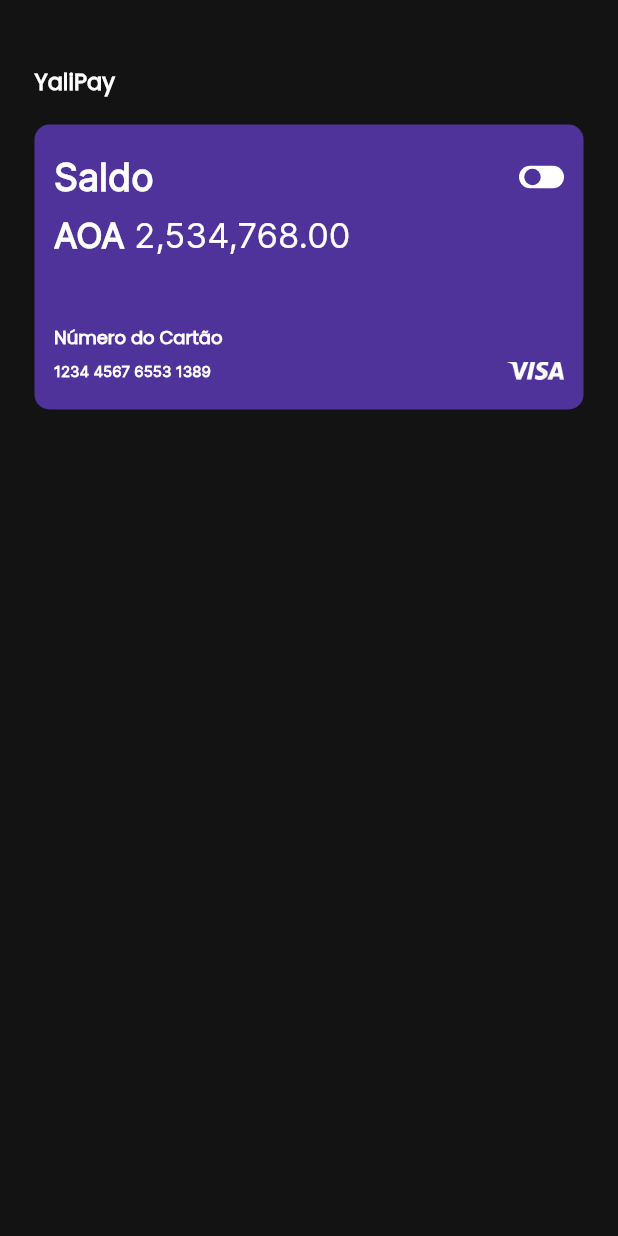
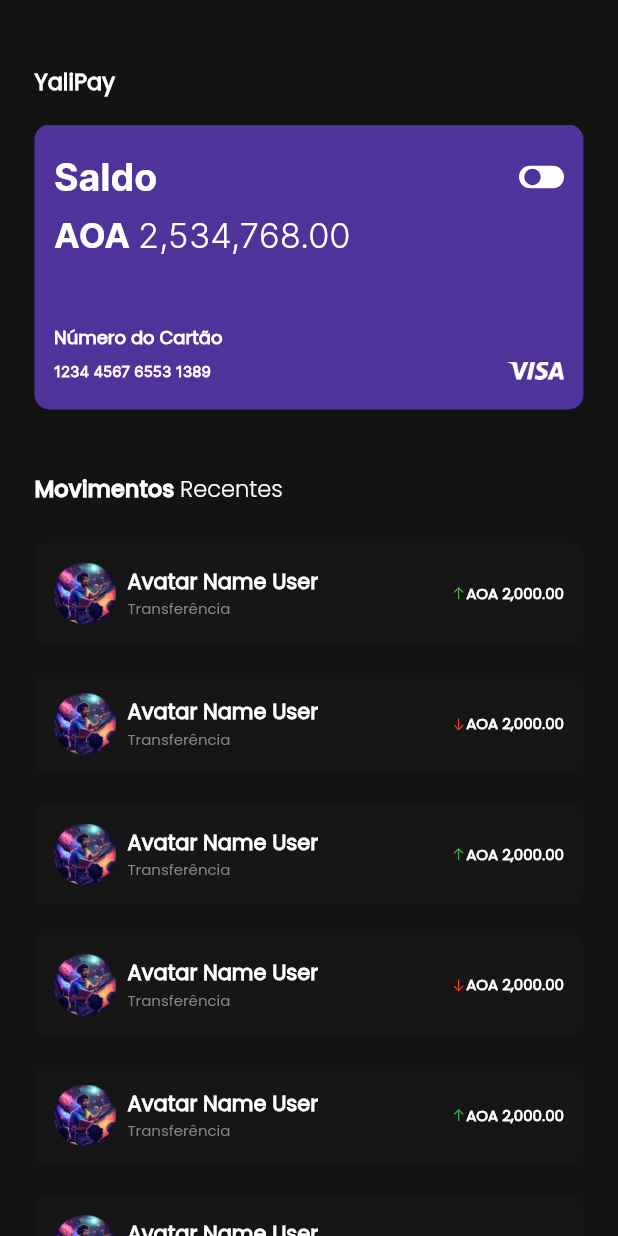
Before and after one commit to The-open-source-week/Yalipay-mobile, a Flutter app: the HomeView screen opened directly, on a phone screen of 412 x 824 dp. Run offline on Flutter 3.47's test engine with Material 2 defaults, Android fonts, the phone set to English and light mode, and no system bars.

Commit message:
Home page

```diff
--- a/lib/src/utils/consts_utils.dart
+++ b/lib/src/utils/consts_utils.dart
@@ -14,9 +14,12 @@ const transferWhiteIcon = "assets/imgs/icons/transfer-white.png";
 const visaIcon          = "assets/imgs/icons/visa.png";
 
 // FONTS
-const fontPoppins       = "poppins";
-const fontPoppinsMedium = "poppins-medium";
-const fontInter         = "inter";
+const fontPoppins            = "poppins";
+const fontPoppinsMedium      = "poppins-medium";
+const fontPoppinsLight       = "poppins-light";
+const fontInter              = "inter";
+const fontInterLight         = "inter-light";
+const fontInterBold          = "inter-bold";
 
 // COLORS
 const colorYellow  = Color(0xffFCEE21);
--- a/lib/src/views/components/credit_card_component.dart
+++ b/lib/src/views/components/credit_card_component.dart
@@ -37,9 +37,9 @@ class _CreditCardComponentState extends State<CreditCardComponent> {
                 "Saldo",
                 style: TextStyle(
                   color: Colors.white,
-                  fontWeight: FontWeight.bold,
+                  fontWeight: FontWeight.w100,
                   fontSize: 25,
-                  fontFamily: fontInter
+                  fontFamily: fontInterBold
                 ),
               ),
 
@@ -80,9 +80,9 @@ class _CreditCardComponentState extends State<CreditCardComponent> {
                 "AOA ",
                 style: TextStyle(
                   color: Colors.white,
-                  fontWeight: FontWeight.bold,
+                  fontWeight: FontWeight.w100,
                   fontSize: 23,
-                  fontFamily: fontInter
+                  fontFamily: fontInterBold
                 ),
               ),
 
@@ -91,9 +91,8 @@ class _CreditCardComponentState extends State<CreditCardComponent> {
                 "2,534,768.00",
                 style: TextStyle(
                   color: Colors.white,
-                  fontWeight: FontWeight.w100,
                   fontSize: 23,
-                  fontFamily: fontInter
+                  fontFamily: fontInterLight
                 ),
               )
             ],
--- /dev/null
+++ b/lib/src/views/home_view/component/movement_component.dart
@@ -0,0 +1,79 @@
+import 'package:flutter/cupertino.dart';
+import 'package:flutter/material.dart';
+import 'package:yalipay/src/utils/consts_utils.dart';
+
+class MovementComponent extends StatelessWidget {
+  final bool isDebit;
+  const MovementComponent({super.key, required this.isDebit});
+
+  @override
+  Widget build(BuildContext context) {
+    return Container(
+      height: 67,
+      width: double.infinity,
+      padding: const EdgeInsets.symmetric(
+        horizontal: 13,
+        vertical: 10
+      ),
+      margin: const EdgeInsets.only(
+        bottom: 20
+      ),
+      decoration: BoxDecoration(
+        color: const Color(0xff161616),
+        borderRadius: BorderRadius.circular(7)
+      ),
+      child: Row(
+        children: [
+          Image.asset(
+            avatarImage,
+            height: 41,
+            width: 41,
+          ),
+
+          const SizedBox(width: 8,),
+
+          Column(
+            mainAxisAlignment: MainAxisAlignment.center,
+            crossAxisAlignment: CrossAxisAlignment.start,
+            children: const [
+              Text(
+                "Avatar Name User",
+                style: TextStyle(
+                  fontWeight: FontWeight.w600,
+                  color: Colors.white,
+                  fontSize: 14
+                ),
+              ),
+
+              Text(
+                "Transferência ",
+                style: TextStyle(
+                  fontWeight: FontWeight.w400,
+                  color: Color(0xff858585),
+                  fontSize: 10
+                ),
+              )
+            ],
+          ),
+
+          const Spacer(),
+
+          Icon(
+            isDebit ? CupertinoIcons.arrow_down : CupertinoIcons.arrow_up,
+            color: isDebit ? Colors.red : Colors.green,
+            size: 10,
+          ),
+
+          const Text(
+            "AOA 2,000.00",
+            style: TextStyle(
+              color: Colors.white,
+              fontSize: 10,
+              fontWeight: FontWeight.w600
+            ),
+          )
+        ],
+      ),
+    );
+  }
+}
--- a/lib/src/views/home_view/home_view.dart
+++ b/lib/src/views/home_view/home_view.dart
@@ -4,6 +4,7 @@ import 'package:flutter/material.dart';
 import 'package:yalipay/src/utils/consts_utils.dart';
 import 'package:yalipay/src/utils/size_device_util.dart';
 import 'package:yalipay/src/views/components/credit_card_component.dart';
+import 'package:yalipay/src/views/home_view/component/movement_component.dart';
 
 class HomeView extends StatefulWidget {
   const HomeView({super.key});
@@ -13,23 +14,49 @@ class HomeView extends StatefulWidget {
 }
 
 class _HomeViewState extends State<HomeView> {
+
+  final scrollController = ScrollController();
+  bool showShadowAppBar = false;
+
+  @override
+  void initState() {
+
+    scrollController.addListener(() {
+      setState(() => showShadowAppBar = scrollController.offset > 4);
+    });
+
+    super.initState();
+  }
+
   @override
   Widget build(BuildContext context) {
     return Scaffold(
       body: SafeArea(
-        child: Container(
+        child: SizedBox(
           height: context.sizeDevice.height,
           width: context.sizeDevice.width,
-          padding: const EdgeInsets.symmetric(
-            vertical: 43,
-            horizontal: 23
-          ),
           child: Column(
             children: [
+
+              const SizedBox(height: 43,),
+
               Container(
                 height: 40,
+                padding: const EdgeInsets.symmetric(
+                  horizontal: 23
+                ),
                 width: double.infinity,
-                color: colorBlackBG,
+
+                decoration:  BoxDecoration(
+                  color: colorBlackBG,
+                  boxShadow: showShadowAppBar ? const [
+                    BoxShadow(
+                      color: Color(0xFF000000),
+                      offset: Offset(0.0, 5.0),
+                      blurRadius: 5
+                    )
+                  ] : null
+                ),
                 child: const Text(
                   "YaliPay",
                   style: TextStyle(
@@ -41,11 +68,50 @@ class _HomeViewState extends State<HomeView> {
 
               Expanded(
                 child: ListView(
-                  padding: EdgeInsets.zero,
-                  children: const [
+                  controller: scrollController,
+                  padding: const EdgeInsets.symmetric(
+                    horizontal: 23
+                  ),
+                  children: [
 
-                    CreditCardComponent()
+                    const CreditCardComponent(),
 
+                    const SizedBox(height: 41,),
+
+                    Row(
+                      children: const [
+
+                        Text(
+                          "Movimentos ",
+                          style: TextStyle(
+                            fontWeight: FontWeight.w700,
+                            fontSize: 15,
+                            fontFamily: fontPoppinsMedium,
+                            color: Colors.white
+                          ),
+                        ),
+
+                        Text(
+                          "Recentes",
+                          style: TextStyle(
+                            fontWeight: FontWeight.w100,
+                            fontSize: 15,
+                            color: Colors.white,
+                            fontFamily: fontPoppinsLight
+                          ),
+                        )
+                      ],
+                    ),
+
+                    const SizedBox(height: 25,),
+
+
+                    Column(
+                      children: List.generate(
+                        10,
+                        (index) => MovementComponent(isDebit: index.isOdd,)
+                      ),
+                    )
                   ],
                 ),
               )
```
Also changed, not shown: pubspec.yaml (+9 -0 lines), assets/fonts/Inter-Bold.ttf (added), assets/fonts/Inter-Light.ttf (added), assets/fonts/Poppins-Light.ttf (added).
